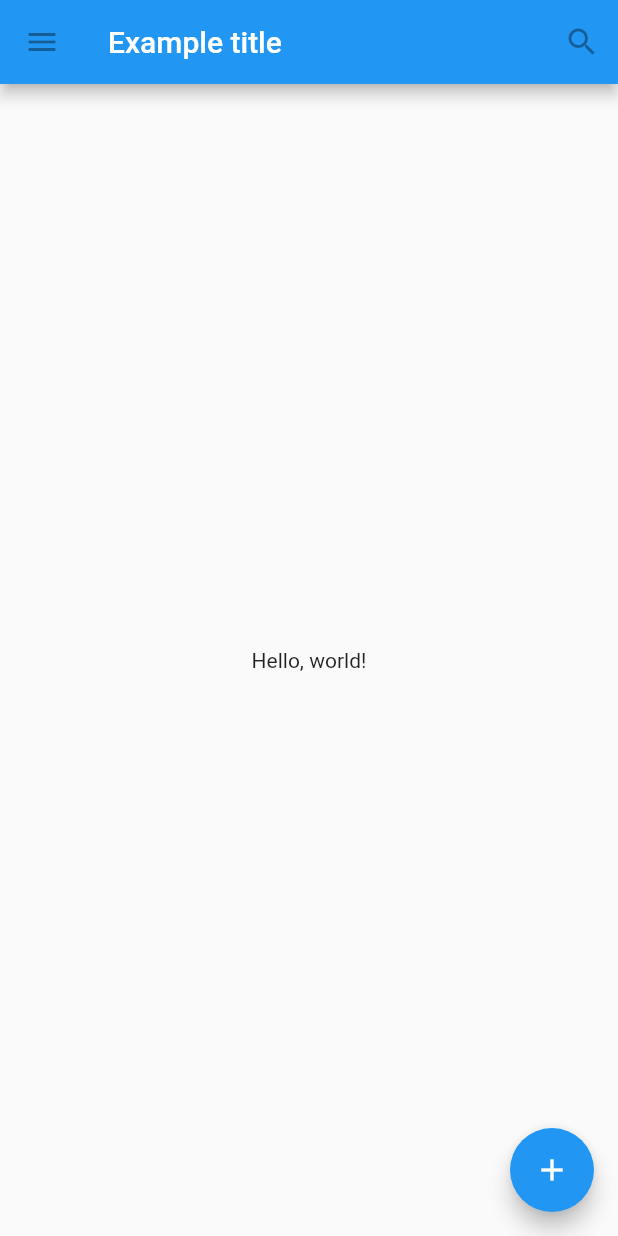
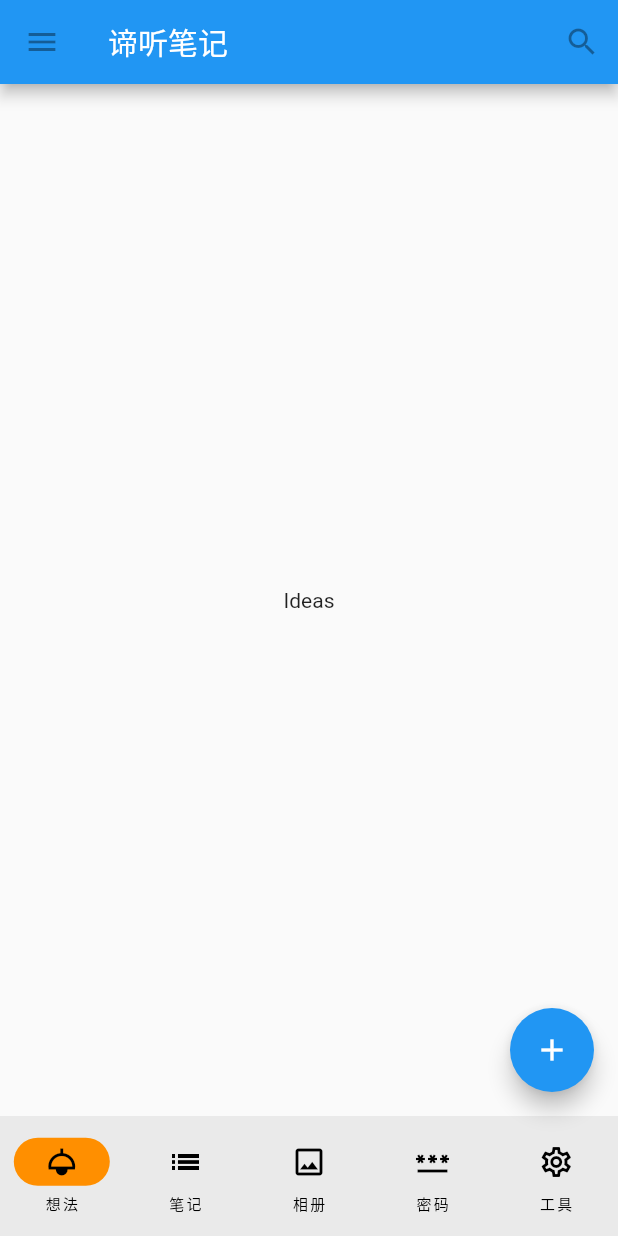
Before and after one commit to okapis/editing, a Flutter app: the screen it shows after launch, on a phone screen of 412 x 824 dp. Run offline on Flutter 3.47's test engine with Material 2 defaults, Android fonts, the phone set to English and light mode, and no system bars.

Commit message:
added navbar

```diff
--- a/editing/lib/main.dart
+++ b/editing/lib/main.dart
@@ -1,43 +1,11 @@
 import 'package:flutter/material.dart';
+import 'ui/app.dart';
 
 void main() {
   runApp(
     const MaterialApp(
-      title: 'Flutter Tutorial',
-      home: TutorialHome(),
+      title: '谛听笔记',
+      home: AppScaffold(),
     ),
   );
 }
-
-class TutorialHome extends StatelessWidget {
-  const TutorialHome({super.key});
-
-  @override
-  Widget build(BuildContext context) {
-    return Scaffold(
-      appBar: AppBar(
-        leading: const IconButton(
-          icon: Icon(Icons.menu),
-          tooltip: 'Navigation menu',
-          onPressed: null,
-        ),
-        title: const Text('Example title'),
-        actions: const [
-          IconButton(
-            icon: Icon(Icons.search),
-            tooltip: 'Search',
-            onPressed: null,
-          ),
-        ],
-      ),
-      body: const Center(
-        child: Text('Hello, world!'),
-      ),
-      floatingActionButton: const FloatingActionButton(
-        tooltip: 'Add',
-        onPressed: null,
-        child: Icon(Icons.add),
-      ),
-    );
-  }
-}
--- /dev/null
+++ b/editing/lib/ui/app.dart
@@ -0,0 +1,85 @@
+import 'package:editing/ui/screens/idea_list.dart';
+import 'package:editing/ui/screens/knowledgebase.dart';
+import 'package:editing/ui/screens/note_list.dart';
+import 'package:editing/ui/screens/password_list.dart';
+import 'package:editing/ui/screens/tools.dart';
+import 'package:flutter/material.dart';
+
+class AppScaffold extends StatefulWidget {
+  const AppScaffold({super.key});
+
+  @override
+  State<AppScaffold> createState() => _AppScaffoldState();
+}
+
+class _AppScaffoldState extends State<AppScaffold> {
+  int currentPageIndex = 0;
+
+  @override
+  Widget build(BuildContext context) {
+    return Scaffold(
+        appBar: AppBar(
+          leading: const IconButton(
+            icon: Icon(Icons.menu),
+            tooltip: 'Navigation menu',
+            onPressed: null,
+          ),
+          title: const Text('谛听笔记'),
+          actions: const [
+            IconButton(
+              icon: Icon(Icons.search),
+              tooltip: 'Search',
+              onPressed: null,
+            ),
+          ],
+        ),
+        body: const <Widget>[
+          IdeaListScreen(),
+          NoteListScreen(),
+          KnowledgebaseScreen(),
+          PasswordListScreen(),
+          ToolsScreen(),
+        ][currentPageIndex],
+        floatingActionButton: const FloatingActionButton(
+          tooltip: 'Add',
+          onPressed: null,
+          child: Icon(Icons.add),
+        ),
+        bottomNavigationBar: NavigationBar(
+          onDestinationSelected: (int index) {
+            setState(() {
+              currentPageIndex = index;
+            });
+          },
+          indicatorColor: Colors.amber[800],
+          selectedIndex: currentPageIndex,
+          destinations: const <Widget>[
+            NavigationDestination(
+              selectedIcon: Icon(Icons.light_sharp),
+              icon: Icon(Icons.light_outlined),
+              label: '想法',
+            ),
+            NavigationDestination(
+              selectedIcon: Icon(Icons.list_sharp),
+              icon: Icon(Icons.list_outlined),
+              label: '笔记',
+            ),
+            NavigationDestination(
+              selectedIcon: Icon(Icons.image_sharp),
+              icon: Icon(Icons.image_outlined),
+              label: '相册',
+            ),
+            NavigationDestination(
+              selectedIcon: Icon(Icons.password_sharp),
+              icon: Icon(Icons.password_outlined),
+              label: '密码',
+            ),
+            NavigationDestination(
+              selectedIcon: Icon(Icons.settings_sharp),
+              icon: Icon(Icons.settings_outlined),
+              label: '工具',
+            ),
+          ],
+        ));
+  }
+}
--- /dev/null
+++ b/editing/lib/ui/screens/idea_list.dart
@@ -0,0 +1,12 @@
+import 'package:flutter/material.dart';
+
+class IdeaListScreen extends StatelessWidget {
+  const IdeaListScreen({super.key});
+
+  @override
+  Widget build(BuildContext context) {
+    return const Center(
+      child: Text('Ideas'),
+    );
+  }
+}
```
Also changed, not shown: editing/lib/ui/screens/knowledgebase.dart (added, +12 -0 lines), editing/lib/ui/screens/note_list.dart (added, +12 -0 lines), editing/lib/ui/screens/password_list.dart (added, +12 -0 lines), editing/lib/ui/screens/tools.dart (added, +12 -0 lines), 1 other file.
